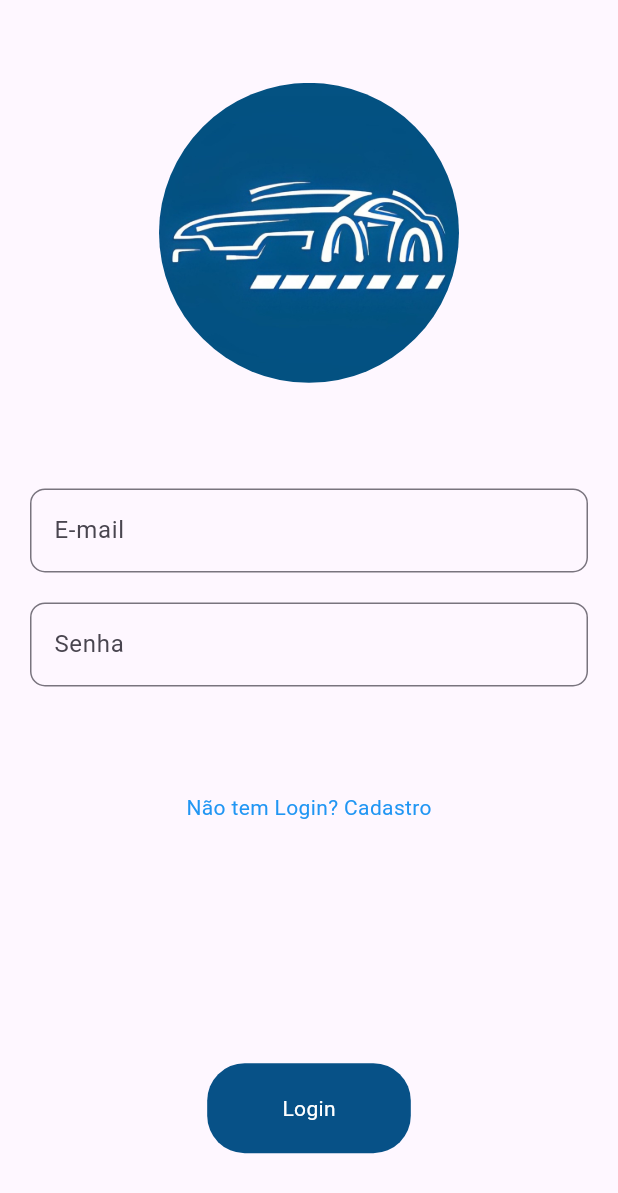
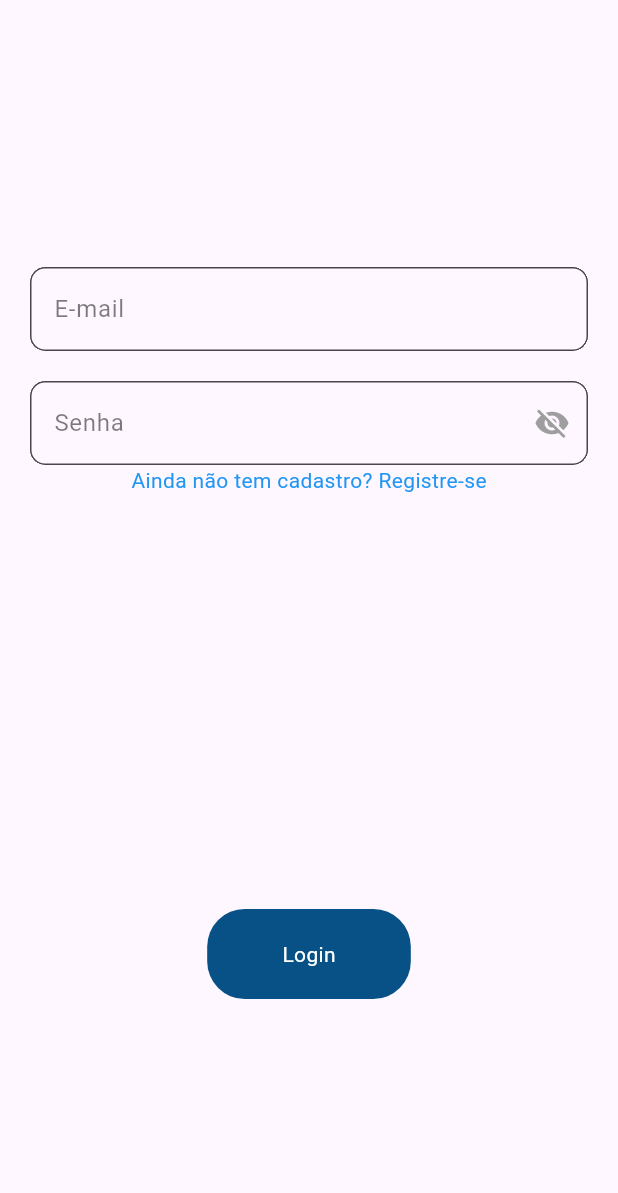
Before and after one commit to kauanBestel/flutter-equipment-booking, a Flutter app: the screen it shows after launch, after a tap on "Já tem cadastro? Login", on a phone screen of 412 x 824 dp. Shown: the top 1193 px of the screen. Run offline on Flutter 3.47's test engine with Material 3 defaults, Android fonts, the phone set to English and light mode, and no system bars; our stand-ins replace cloud_firestore, firebase_auth, firebase_core, flutter_dotenv, table_calendar; missing offline and left inert: steps_indicator; accounts and stored records are empty.

Commit message:
chore finished the firebase login implementation

```diff
--- a/lib/presentation/screens/pages/LoginPage.dart
+++ b/lib/presentation/screens/pages/LoginPage.dart
@@ -1,12 +1,29 @@
-import 'package:equipment_boking/presentation/screens/pages/CalendarPage.dart';
-import 'package:equipment_boking/presentation/widgets/custom_textformfield.dart';
+import 'package:flutter/material.dart';
+import 'package:equipment_boking/presentation/firebaseAuth/firebaseAuthServices.dart';
+import 'package:equipment_boking/presentation/screens/pages/RegisterPage.dart'; // Importando a página de registro
+import 'package:equipment_boking/presentation/screens/pages/ProductsPage.dart'; // Importando a página principal após o login
 import 'package:equipment_boking/presentation/widgets/custom_button.dart';
-import 'package:flutter/material.dart';
-import 'package:equipment_boking/presentation/screens/pages/RegisterPage.dart';
-import 'package:flutter/widgets.dart';
+import 'package:equipment_boking/presentation/widgets/form_container_widget.dart';
 
-class LoginPage extends StatelessWidget {
+class LoginPage extends StatefulWidget {
   const LoginPage({Key? key}) : super(key: key);
+
+  @override
+  _LoginPageState createState() => _LoginPageState();
+}
+
+class _LoginPageState extends State<LoginPage> {
+  final FirebaseAuthService _auth = FirebaseAuthService();
+
+  TextEditingController _emailController = TextEditingController();
+  TextEditingController _passwordController = TextEditingController();
+
+  @override
+  void dispose() {
+    _emailController.dispose();
+    _passwordController.dispose();
+    super.dispose();
+  }
 
   @override
   Widget build(BuildContext context) {
@@ -17,28 +34,21 @@ class LoginPage extends StatelessWidget {
             padding: const EdgeInsets.all(20.0),
             child: Column(
               mainAxisAlignment: MainAxisAlignment.spaceAround,
+              mainAxisSize: MainAxisSize.max,
               children: [
-                ClipRRect(
-                  borderRadius: BorderRadius.circular(200),
-                  child: Image.asset(
-                    'assets/images/conectaHD.jpeg',
-                    height: 200,
+                Column(
+                  children: [
+                    SizedBox(height: 20),
+                    FormContainerWidget(
+                      controller: _emailController,
+                      hintText: 'E-mail',
+                      isPasswordField: false,
                     ),
-                ),
-                 Column (
-                  children:  [
-                     CustomTextFormField(
-                      label: 'E-mail',
-                    ),
-                    SizedBox(
-                      height: 20,
-                    ),
-                    CustomTextFormField(
-                      label: 'Senha',
-                    ),
-
-
-                  ],
+                    SizedBox(height: 20),
+                    FormContainerWidget(
+                      controller: _passwordController,
+                      hintText: 'Senha',
+                      isPasswordField: true,
                     ),
                     GestureDetector(
                       onTap: () {
@@ -50,23 +60,17 @@ class LoginPage extends StatelessWidget {
                         );
                       },
                       child: const Text(
-                    'Não tem Login? Cadastro',
+                        'Ainda não tem cadastro? Registre-se',
                         style: TextStyle(
                           color: Colors.blue,
                         ),
                       ),
                     ),
-                const SizedBox(height: 20.0),
+                  ],
+                ),
                 CustomButton(
-                  onPress: () {
-                    Navigator.push(
-                      context,
-                      MaterialPageRoute(
-                        builder: (context) => const CalendarPage(),
-                      ),
-                    );
-                  },
                   label: 'Login',
+                  onPress: _signIn,
                 ),
               ],
             ),
@@ -75,4 +79,45 @@ class LoginPage extends StatelessWidget {
       ),
     );
   }
+
+  void _signIn() async {
+    String email = _emailController.text;
+    String password = _passwordController.text;
+
+    if (email.isEmpty || password.isEmpty) {
+      print("Por favor, preencha todos os campos.");
+      return;
     }
+
+    try {
+      var user = await _auth.signInWithEmailAndPassword(email, password);
+
+      if (user != null) {
+        Navigator.pushReplacement(
+          context,
+          MaterialPageRoute(builder: (context) => const ProductsPage()),
+        );
+      } else
+        showDialog(
+          context: context,
+          builder: (BuildContext context) {
+            return AlertDialog(
+              title: Text("Erro de Login"),
+              content: Text(
+                  "Email ou senha incorretos. Por favor, tente novamente."),
+              actions: [
+                TextButton(
+                  onPressed: () {
+                    Navigator.of(context).pop();
+                  },
+                  child: Text("OK"),
+                ),
+              ],
+            );
+          },
+        );
+    } catch (e) {
+      print("Erro durante o login: $e");
+    }
+  }
+}
--- a/lib/presentation/screens/pages/RegisterPage.dart
+++ b/lib/presentation/screens/pages/RegisterPage.dart
@@ -115,7 +115,7 @@ class _RegisterPageState extends State<RegisterPage> {
       print("User is successfully created");
       Navigator.push(
         context,
-        MaterialPageRoute(builder: (context) => const ProductsPage()),
+        MaterialPageRoute(builder: (context) => const LoginPage()),
       );
     } catch (e) {
       print("Error occurred: $e");
```
Lines whose indentation alone changed are shown as unchanged.
